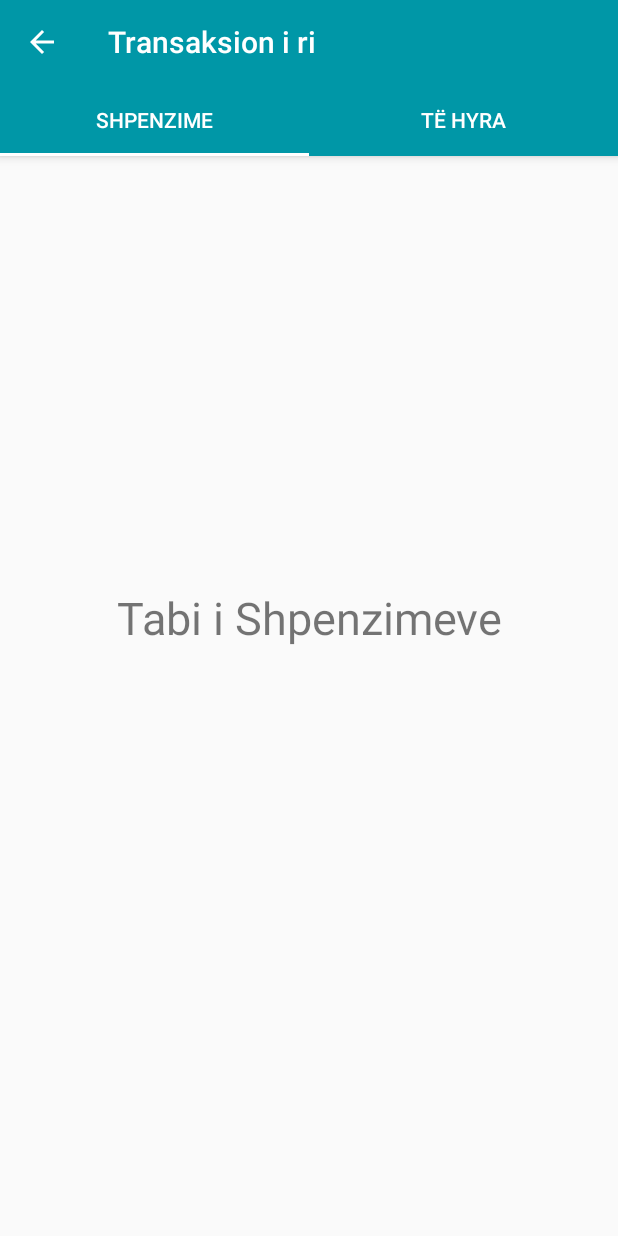
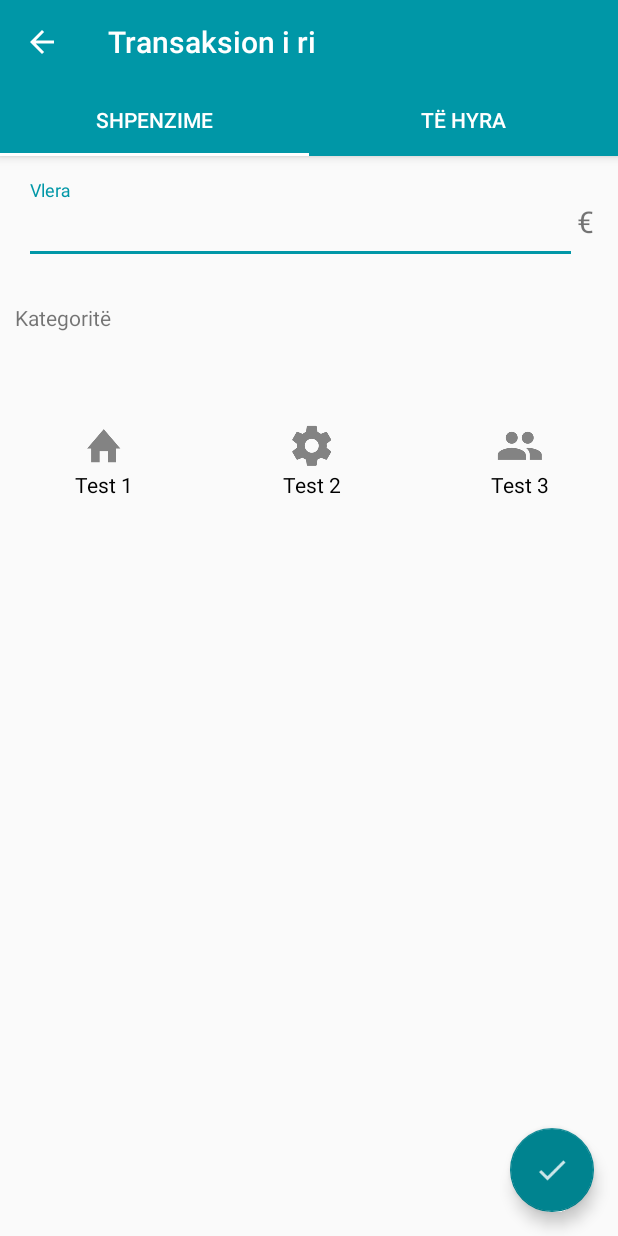
Before and after one commit to berishaerblin/Kuleta-MoneyManager, an Android app: the P_Expense screen opened directly, with no data from a screen before it, on a phone screen of 412 x 824 dp. Run offline under Robolectric (Android 15) with nearby library versions, the light colour scheme and no system bars.

Commit message:
Ndertimi i Income dhe Expense.

```diff
--- a/app/src/main/AndroidManifest.xml
+++ b/app/src/main/AndroidManifest.xml
@@ -20,7 +20,8 @@
         </activity>
         <activity
             android:name=".MainActivity"
-            android:screenOrientation="portrait">
+            android:screenOrientation="portrait"
+            android:theme="@style/AppTheme.NoActionBar">
             <intent-filter>
                 <action android:name="android.intent.action.MAIN" />
 
--- a/app/src/main/java/com/berishaerblin/moneymanager/Category/Pasqyra/P_Expense.java
+++ b/app/src/main/java/com/berishaerblin/moneymanager/Category/Pasqyra/P_Expense.java
@@ -1,13 +1,23 @@
 package com.berishaerblin.moneymanager.Category.Pasqyra;
 
 
+import android.graphics.drawable.Drawable;
 import android.os.Bundle;
+import android.support.design.widget.FloatingActionButton;
+import android.support.design.widget.TextInputLayout;
 import android.support.v4.app.Fragment;
 import android.view.LayoutInflater;
 import android.view.View;
 import android.view.ViewGroup;
+import android.widget.EditText;
+import android.widget.LinearLayout;
+import android.widget.RadioButton;
+import android.widget.RadioGroup;
 
 import com.berishaerblin.moneymanager.R;
+import com.berishaerblin.moneymanager.dataBase.model.Category;
+
+import java.util.ArrayList;
 
 /**
  * Created by mKrasniqi on 12/3/16.
@@ -15,6 +25,11 @@ import com.berishaerblin.moneymanager.R;
 
 public class P_Expense extends Fragment {
 
+    RadioGroup radioGroup;
+    EditText editText;
+    TextInputLayout textInputLayout;
+    ArrayList<Category> arrayListCategories;
+    FloatingActionButton floatingActionButton;
 
     public P_Expense() {
     }
@@ -23,7 +38,78 @@ public class P_Expense extends Fragment {
     @Override
     public View onCreateView(LayoutInflater inflater, ViewGroup container,
                              Bundle savedInstanceState) {
-        return inflater.inflate(R.layout.fragment_p_expense, container, false);
+        View v = inflater.inflate(R.layout.fragment_p_expense, container, false);
+        arrayListCategories = new ArrayList<Category>();
+        floatingActionButton = (FloatingActionButton) v.findViewById(R.id.p_expense_add);
+        editText = (EditText) v.findViewById(R.id.input_value);
+        textInputLayout = (TextInputLayout) v.findViewById(R.id.input_layout_value);
+
+        // Te dhena Testuese >>>>
+        Category c1 = new Category(1, "Test 1", "Test1", R.drawable.ic_home);
+        Category c2 = new Category(2, "Test 2", "Test2", R.drawable.ic_cilesimet);
+        Category c3 = new Category(3, "Test 3", "Test3", R.drawable.ic_ftoni_miqte);
+        Category c4 = new Category(4, "Test 4", "Test4", R.drawable.ic_histori);
+        Category c5 = new Category(5, "Test 5", "Test5", R.drawable.ic_kategori);
+        Category c6 = new Category(6, "Test 6", "Test6", R.drawable.ic_huazimet);
+        Category c7 = new Category(7, "Test 7", "Test6", R.drawable.ic_huazimet);
+        Category c8 = new Category(8, "Test 8", "Test6", R.drawable.ic_huazimet);
+        Category c9 = new Category(9, "Test 9", "Test6", R.drawable.ic_huazimet);
+
+        arrayListCategories.add(c1);
+        arrayListCategories.add(c2);
+        arrayListCategories.add(c3);
+        arrayListCategories.add(c4);
+        arrayListCategories.add(c5);
+        arrayListCategories.add(c6);
+        arrayListCategories.add(c7);
+        arrayListCategories.add(c8);
+        arrayListCategories.add(c9);
+        //
+
+
+//            arrayListCategories.addAll();
+//      Masi te krijohet e gjitha databasa do te plotesohet funksioni me larte duke i marruar kategorit prej DB-s
+
+        radioGroup = (RadioGroup) v.findViewById(R.id.p_expense_radiogroup);
+        createRadioButton(radioGroup);
+
+        floatingActionButton.setOnClickListener(new View.OnClickListener() {
+            @Override
+            public void onClick(View view) {
+
+                if (!editText.getText().toString().isEmpty()) {
+                    //Shtimi i te dhenave ne Databaze
+                } else {
+                    textInputLayout.setError(getString(R.string.empty));
+                }
+            }
+        });
+
+        return v;
+    }
+
+
+    public void createRadioButton(RadioGroup rgp) {
+        for (int i = 0; i <= arrayListCategories.size() - 1; i++) {
+
+            Drawable img = getResources().getDrawable(arrayListCategories.get(i).getCategoryImage());
+            String title = arrayListCategories.get(i).getCategoryName();
+            int id = arrayListCategories.get(i).getIdCategory();
+
+            RadioButton rbn = new RadioButton(getActivity());
+            rbn.setId(id);
+            rbn.setText(title);
+            rbn.setPadding(75, 75, 75, 75);
+            rbn.setButtonDrawable(null);
+            rbn.setCompoundDrawablesWithIntrinsicBounds(null, img, null, null);
+            rbn.setBackground(getResources().getDrawable(R.drawable.radiobutton_background));
+
+            LinearLayout.LayoutParams params =
+                    new LinearLayout.LayoutParams(LinearLayout.LayoutParams.MATCH_PARENT,
+                            LinearLayout.LayoutParams.WRAP_CONTENT, 1f);
+            rbn.setLayoutParams(params);
+            rgp.addView(rbn);
+        }
     }
 
 }
--- a/app/src/main/java/com/berishaerblin/moneymanager/Category/Pasqyra/P_Income.java
+++ b/app/src/main/java/com/berishaerblin/moneymanager/Category/Pasqyra/P_Income.java
@@ -1,13 +1,23 @@
 package com.berishaerblin.moneymanager.Category.Pasqyra;
 
 
+import android.graphics.drawable.Drawable;
 import android.os.Bundle;
+import android.support.design.widget.FloatingActionButton;
+import android.support.design.widget.TextInputLayout;
 import android.support.v4.app.Fragment;
 import android.view.LayoutInflater;
 import android.view.View;
 import android.view.ViewGroup;
+import android.widget.EditText;
+import android.widget.LinearLayout;
+import android.widget.RadioButton;
+import android.widget.RadioGroup;
 
 import com.berishaerblin.moneymanager.R;
+import com.berishaerblin.moneymanager.dataBase.model.Category;
+
+import java.util.ArrayList;
 
 /**
  * Created by mKrasniqi on 12/3/16.
@@ -15,15 +25,89 @@ import com.berishaerblin.moneymanager.R;
 
 public class P_Income extends Fragment {
 
+    RadioGroup radioGroup;
+    EditText editText;
+    TextInputLayout textInputLayout;
+    ArrayList<Category> arrayListCategories;
+    FloatingActionButton floatingActionButton;
 
     public P_Income() {
     }
 
-
     @Override
     public View onCreateView(LayoutInflater inflater, ViewGroup container,
                              Bundle savedInstanceState) {
-        return inflater.inflate(R.layout.fragment_p_income, container, false);
+        View v = inflater.inflate(R.layout.fragment_p_income, container, false);
+        arrayListCategories = new ArrayList<Category>();
+
+        floatingActionButton = (FloatingActionButton) v.findViewById(R.id.p_income_add);
+        editText = (EditText) v.findViewById(R.id.input_value_Income);
+        textInputLayout = (TextInputLayout) v.findViewById(R.id.input_layout_value_Income);
+
+        // Te dhena Testuese >>>>
+        Category c1 = new Category(1, "Test 1", "Test1", R.drawable.ic_home);
+        Category c2 = new Category(2, "Test 2", "Test2", R.drawable.ic_cilesimet);
+        Category c3 = new Category(3, "Test 3", "Test3", R.drawable.ic_ftoni_miqte);
+        Category c4 = new Category(4, "Test 4", "Test4", R.drawable.ic_histori);
+        Category c5 = new Category(5, "Test 5", "Test5", R.drawable.ic_kategori);
+        Category c6 = new Category(6, "Test 6", "Test6", R.drawable.ic_huazimet);
+        Category c7 = new Category(7, "Test 7", "Test6", R.drawable.ic_huazimet);
+        Category c8 = new Category(8, "Test 8", "Test6", R.drawable.ic_huazimet);
+        Category c9 = new Category(9, "Test 9", "Test6", R.drawable.ic_huazimet);
+
+        arrayListCategories.add(c1);
+        arrayListCategories.add(c2);
+        arrayListCategories.add(c3);
+        arrayListCategories.add(c4);
+        arrayListCategories.add(c5);
+        arrayListCategories.add(c6);
+        arrayListCategories.add(c7);
+        arrayListCategories.add(c8);
+        arrayListCategories.add(c9);
+        //
+
+//            arrayListCategories.addAll();
+//      Masi te krijohet e gjitha databasa do te plotesohet funksioni me larte duke i marruar kategorit prej DB-s
+
+        radioGroup = (RadioGroup) v.findViewById(R.id.p_income_radiogroup);
+        createRadioButton(radioGroup);
+
+        floatingActionButton.setOnClickListener(new View.OnClickListener() {
+            @Override
+            public void onClick(View view) {
+
+                if (!editText.getText().toString().isEmpty()) {
+                    //Shtimi i te dhenave ne Databaze
+                } else {
+                    textInputLayout.setError(getString(R.string.empty));
+                }
+            }
+        });
+
+        return v;
     }
 
+
+    public void createRadioButton(RadioGroup rgp) {
+        for (int i = 0; i <= arrayListCategories.size() - 1; i++) {
+
+            Drawable img = getResources().getDrawable(arrayListCategories.get(i).getCategoryImage());
+            String title = arrayListCategories.get(i).getCategoryName();
+            int id = arrayListCategories.get(i).getIdCategory();
+
+            RadioButton rbn = new RadioButton(getActivity());
+            rbn.setId(id);
+            rbn.setText(title);
+            rbn.setPadding(75, 75, 75, 75);
+            rbn.setButtonDrawable(null);
+            rbn.setCompoundDrawablesWithIntrinsicBounds(null, img, null, null);
+            rbn.setBackground(getResources().getDrawable(R.drawable.radiobutton_background));
+
+            LinearLayout.LayoutParams params =
+                    new LinearLayout.LayoutParams(LinearLayout.LayoutParams.MATCH_PARENT,
+                            LinearLayout.LayoutParams.WRAP_CONTENT, 1f);
+            rbn.setLayoutParams(params);
+            rgp.addView(rbn);
+        }
+    }
 }
--- a/app/src/main/java/com/berishaerblin/moneymanager/Category/Pasqyra/addInIncomeOrExpense.java
+++ b/app/src/main/java/com/berishaerblin/moneymanager/Category/Pasqyra/addInIncomeOrExpense.java
@@ -7,6 +7,7 @@ import android.support.v7.app.AppCompatActivity;
 import android.support.v7.widget.Toolbar;
 import android.view.Menu;
 import android.view.MenuItem;
+import android.view.WindowManager;
 
 import com.berishaerblin.moneymanager.R;
 
@@ -25,6 +26,7 @@ public class addInIncomeOrExpense extends AppCompatActivity {
     protected void onCreate(Bundle savedInstanceState) {
         super.onCreate(savedInstanceState);
         setContentView(R.layout.activity_add_in_income_or_expense);
+        this.getWindow().setSoftInputMode(WindowManager.LayoutParams.SOFT_INPUT_ADJUST_RESIZE);
 
         toolbar = (Toolbar) findViewById(R.id.toolbar);
         setSupportActionBar(toolbar);
--- a/app/src/main/java/com/berishaerblin/moneymanager/dataBase/DataBaseSource.java
+++ b/app/src/main/java/com/berishaerblin/moneymanager/dataBase/DataBaseSource.java
@@ -29,6 +29,7 @@ public class DataBaseSource extends SQLiteOpenHelper {
     public static final String idCategory = "idCategory";
     public static final String categoryName = "categoryName";
     public static final String categoryType = "categoryType";
+    public static final String categoryImage = "categoryImage";
 
     //Income Table
     public static final String incomeTable = "incomeTable";
@@ -86,10 +87,11 @@ public class DataBaseSource extends SQLiteOpenHelper {
                 +idBalance+" INTEGER PRIMARY KEY AUTOINCREMENT NOT NULL, "
                 +totalBalance+" DOUBLE);");
 
-        db.execSQL("CREATE TABLE "+categoryTable+"("
-                +idCategory+" INTEGER PRIMARY KEY AUTOINCREMENT NOT NULL, "
-                +categoryName+" TEXT NOT NULL, "
-                +categoryType+" TEXT NOT NULL);");
+        db.execSQL("CREATE TABLE " + categoryTable + "("
+                + idCategory + " INTEGER PRIMARY KEY AUTOINCREMENT NOT NULL, "
+                + categoryName + " TEXT NOT NULL, "
+                + categoryType + " TEXT NOT NULL, "
+                + categoryImage + " INTEGER );");
 
         db.execSQL("CREATE TABLE "+incomeTable+"("
                 +idIncome+" INTEGER PRIMARY KEY AUTOINCREMENT NOT NULL, "
@@ -153,9 +155,9 @@ public class DataBaseSource extends SQLiteOpenHelper {
     public void insertIntoBalance(Balance balance){
         SQLiteDatabase db = this.getWritableDatabase();
         ContentValues contentValues = new ContentValues();
-        contentValues.put(this.totalBalance,balance.getTotalBalance());
+        contentValues.put(totalBalance, balance.getTotalBalance());
 
-        db.insert(this.balanceTable,null,contentValues);
+        db.insert(balanceTable, null, contentValues);
         db.close();
 
     }
--- a/app/src/main/java/com/berishaerblin/moneymanager/dataBase/model/Category.java
+++ b/app/src/main/java/com/berishaerblin/moneymanager/dataBase/model/Category.java
@@ -9,11 +9,13 @@ public class Category {
     private int idCategory;
     private String categoryName;
     private String categoryType;
+    private int categoryImage;
 
-    public Category(int idCategory, String categoryName, String categoryType) {
+    public Category(int idCategory, String categoryName, String categoryType, int categoryImage) {
         this.idCategory = idCategory;
         this.categoryName = categoryName;
         this.categoryType = categoryType;
+        this.categoryImage = categoryImage;
     }
 
     public int getIdCategory() {
@@ -39,4 +41,12 @@ public class Category {
     public void setCategoryType(String categoryType) {
         this.categoryType = categoryType;
     }
+
+    public int getCategoryImage() {
+        return categoryImage;
+    }
+
+    public void setCategoryImage(int categoryImage) {
+        this.categoryImage = categoryImage;
+    }
 }
--- /dev/null
+++ b/app/src/main/res/drawable/radiobutton_background.xml
@@ -0,0 +1,6 @@
+<?xml version="1.0" encoding="utf-8"?>
+<selector xmlns:android="http://schemas.android.com/apk/res/android">
+    <item android:state_checked="true" android:drawable="@drawable/radiobutton_background_shadow"></item>
+
+    <item android:state_checked="false" android:drawable="@android:color/transparent"></item>
+</selector>
--- /dev/null
+++ b/app/src/main/res/drawable/radiobutton_background_shadow.xml
@@ -0,0 +1,24 @@
+<?xml version="1.0" encoding="utf-8"?>
+<layer-list xmlns:android="http://schemas.android.com/apk/res/android">
+    <item>
+        <shape android:shape="rectangle">
+            <solid android:color="#00ACC1" />
+            <corners android:radius="2dp" />
+        </shape>
+    </item>
+
+    <item
+        android:left="0dp"
+        android:right="0dp"
+        android:top="0dp"
+        android:bottom="2dp">
+        <shape android:shape="rectangle">
+            <solid android:color="#B2EBF2" />
+            <corners android:radius="2dp" />
+            <gradient
+                android:angle="270"
+                android:endColor="#E0F7FA"
+                android:startColor="#00ACC1" />
+        </shape>
+    </item>
+</layer-list>
--- a/app/src/main/res/layout/activity_add_in_income_or_expense.xml
+++ b/app/src/main/res/layout/activity_add_in_income_or_expense.xml
@@ -9,7 +9,8 @@
 
     <android.support.design.widget.AppBarLayout
         android:layout_width="match_parent"
-        android:layout_height="wrap_content">
+        android:layout_height="wrap_content"
+        android:id="@+id/appBarLayout">
 
         <include
             android:layout_width="match_parent"
@@ -32,7 +33,8 @@
     <android.support.v4.view.ViewPager
         android:layout_width="match_parent"
         android:layout_height="match_parent"
-        android:id="@+id/IE_view_pager">
+        android:id="@+id/IE_view_pager"
+        android:layout_below="@+id/appBarLayout">
 
     </android.support.v4.view.ViewPager>
 
--- a/app/src/main/res/layout/fragment_p_expense.xml
+++ b/app/src/main/res/layout/fragment_p_expense.xml
@@ -1,15 +1,77 @@
-<FrameLayout xmlns:android="http://schemas.android.com/apk/res/android"
+<LinearLayout xmlns:android="http://schemas.android.com/apk/res/android"
+    xmlns:app="http://schemas.android.com/apk/res-auto"
     xmlns:tools="http://schemas.android.com/tools"
     android:layout_width="match_parent"
     android:layout_height="match_parent"
-    tools:context="com.berishaerblin.moneymanager.Category.Pasqyra.P_Income">
+    android:orientation="vertical"
+    tools:context="com.berishaerblin.moneymanager.Category.Pasqyra.P_Expense">
 
-    <!-- TODO: Update blank fragment layout -->
-    <TextView
+    <LinearLayout
         android:layout_width="match_parent"
-        android:gravity="center"
-        android:layout_height="match_parent"
-        android:textSize="30sp"
-        android:text="Tabi i Shpenzimeve" />
+        android:layout_height="wrap_content"
+        android:orientation="horizontal"
+        android:layout_margin="@dimen/activity_horizontal_margin">
 
-</FrameLayout>
+        <android.support.design.widget.TextInputLayout
+            android:id="@+id/input_layout_value"
+            android:layout_weight="1"
+            android:layout_width="wrap_content"
+            android:layout_height="wrap_content">
+
+            <EditText
+                android:id="@+id/input_value"
+                android:inputType="numberDecimal"
+                android:singleLine="true"
+                android:layout_width="match_parent"
+                android:layout_height="wrap_content"
+                android:hint="@string/hint_value" />
+
+        </android.support.design.widget.TextInputLayout>
+
+        <TextView
+            android:layout_width="wrap_content"
+            android:layout_height="match_parent"
+            android:textSize="20sp"
+            android:gravity="center_vertical"
+            android:text="€" />
+    </LinearLayout>
+
+    <LinearLayout
+        android:layout_width="match_parent"
+        android:orientation="vertical"
+        android:layout_height="wrap_content">
+
+        <TextView
+            android:layout_width="wrap_content"
+            android:layout_height="wrap_content"
+            android:layout_margin="10dp"
+            android:text="@string/categories" />
+
+        <HorizontalScrollView
+            android:layout_width="match_parent"
+            android:layout_height="wrap_content"
+            android:scrollbars="none">
+
+            <RadioGroup
+                android:id="@+id/p_expense_radiogroup"
+                android:layout_width="wrap_content"
+                android:layout_height="wrap_content"
+                android:orientation="horizontal"></RadioGroup>
+        </HorizontalScrollView>
+    </LinearLayout>
+
+    <android.support.design.widget.CoordinatorLayout
+        android:layout_width="match_parent"
+        android:layout_height="match_parent">
+
+        <android.support.design.widget.FloatingActionButton
+            android:layout_width="wrap_content"
+            android:layout_height="wrap_content"
+            android:layout_gravity="bottom|end"
+            android:layout_margin="@dimen/activity_horizontal_margin"
+            app:backgroundTint="@color/colorPrimaryDark"
+            app:fabSize="normal"
+            android:src="@drawable/ic_save"
+            android:id="@+id/p_expense_add" />
+    </android.support.design.widget.CoordinatorLayout>
+</LinearLayout>
--- a/app/src/main/res/layout/fragment_p_income.xml
+++ b/app/src/main/res/layout/fragment_p_income.xml
@@ -1,15 +1,77 @@
-<FrameLayout xmlns:android="http://schemas.android.com/apk/res/android"
+<LinearLayout xmlns:android="http://schemas.android.com/apk/res/android"
+    xmlns:app="http://schemas.android.com/apk/res-auto"
     xmlns:tools="http://schemas.android.com/tools"
     android:layout_width="match_parent"
     android:layout_height="match_parent"
+    android:orientation="vertical"
     tools:context="com.berishaerblin.moneymanager.Category.Pasqyra.P_Income">
 
-    <!-- TODO: Update blank fragment layout -->
-    <TextView
+    <LinearLayout
         android:layout_width="match_parent"
-        android:gravity="center"
-        android:layout_height="match_parent"
-        android:textSize="30sp"
-        android:text="Tabi i të Hyrave" />
+        android:layout_height="wrap_content"
+        android:orientation="horizontal"
+        android:layout_margin="@dimen/activity_horizontal_margin">
 
-</FrameLayout>
+        <android.support.design.widget.TextInputLayout
+            android:id="@+id/input_layout_value_Income"
+            android:layout_weight="1"
+            android:layout_width="wrap_content"
+            android:layout_height="wrap_content">
+
+            <EditText
+                android:id="@+id/input_value_Income"
+                android:inputType="numberDecimal"
+                android:singleLine="true"
+                android:layout_width="match_parent"
+                android:layout_height="wrap_content"
+                android:hint="@string/hint_value" />
+
+        </android.support.design.widget.TextInputLayout>
+
+        <TextView
+            android:layout_width="wrap_content"
+            android:layout_height="match_parent"
+            android:textSize="20sp"
+            android:gravity="center_vertical"
+            android:text="€" />
+    </LinearLayout>
+
+    <LinearLayout
+        android:layout_width="match_parent"
+        android:orientation="vertical"
+        android:layout_height="wrap_content">
+
+        <TextView
+            android:layout_width="wrap_content"
+            android:layout_height="wrap_content"
+            android:layout_margin="10dp"
+            android:text="@string/categories" />
+
+        <HorizontalScrollView
+            android:layout_width="match_parent"
+            android:layout_height="wrap_content"
+            android:scrollbars="none">
+
+            <RadioGroup
+                android:id="@+id/p_income_radiogroup"
+                android:layout_width="wrap_content"
+                android:layout_height="wrap_content"
+                android:orientation="horizontal"></RadioGroup>
+        </HorizontalScrollView>
+    </LinearLayout>
+
+    <android.support.design.widget.CoordinatorLayout
+        android:layout_width="match_parent"
+        android:layout_height="match_parent">
+
+        <android.support.design.widget.FloatingActionButton
+            android:layout_width="wrap_content"
+            android:layout_height="wrap_content"
+            android:layout_gravity="bottom|end"
+            android:layout_margin="@dimen/activity_horizontal_margin"
+            app:backgroundTint="@color/colorPrimaryDark"
+            app:fabSize="normal"
+            android:src="@drawable/ic_save"
+            android:id="@+id/p_income_add" />
+    </android.support.design.widget.CoordinatorLayout>
+</LinearLayout>
--- a/app/src/main/res/values-v21/styles.xml
+++ b/app/src/main/res/values-v21/styles.xml
@@ -4,7 +4,6 @@
                 <item name="colorPrimary">@color/colorPrimary</item>
                 <item name="colorPrimaryDark">@color/colorPrimaryDark</item>
                 <item name="colorAccent">@color/colorAccent</item>
-                <item name="android:windowDrawsSystemBarBackgrounds">true</item>
         </style>
 
         <style name="AppTheme.NoActionBar" parent="Theme.AppCompat.Light.NoActionBar">
--- a/app/src/main/res/values/colors.xml
+++ b/app/src/main/res/values/colors.xml
@@ -2,7 +2,7 @@
 <resources>
     <color name="colorPrimary">#0097A7</color>
     <color name="colorPrimaryDark">#00838F</color>
-    <color name="colorAccent">#AAFFFFFF</color>
+    <color name="colorAccent">#0097A7</color>
     <color name="white">#FFFFFF</color>
     <color name="nav_drawer_header_background">#AA000000</color>
 
--- a/app/src/main/res/values/strings.xml
+++ b/app/src/main/res/values/strings.xml
@@ -37,6 +37,9 @@
     <string name="tehyrat">Të hyra</string>
     <string name="shpenzimet">Shpenzime</string>
     <string name="addInIncomeOrExpense">Transaksion i ri</string>
+    <string name="hint_value">Vlera</string>
+    <string name="categories">Kategoritë</string>
+    <string name="empty">Plotësoni te dhënat</string>
 
 
 </resources>
```
Also changed, not shown: app/src/main/res/drawable-hdpi/ic_save.png (added), app/src/main/res/drawable-mdpi/ic_save.png (added), app/src/main/res/drawable-xhdpi/ic_save.png (added), app/src/main/res/drawable-xxhdpi/ic_save.png (added).
